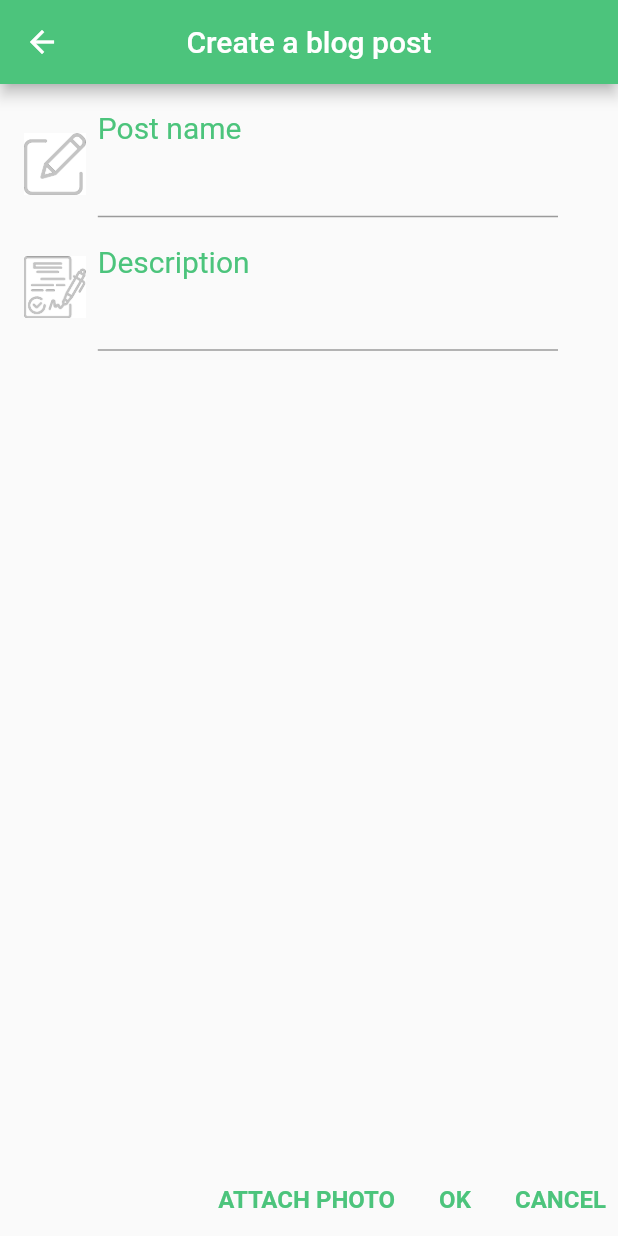
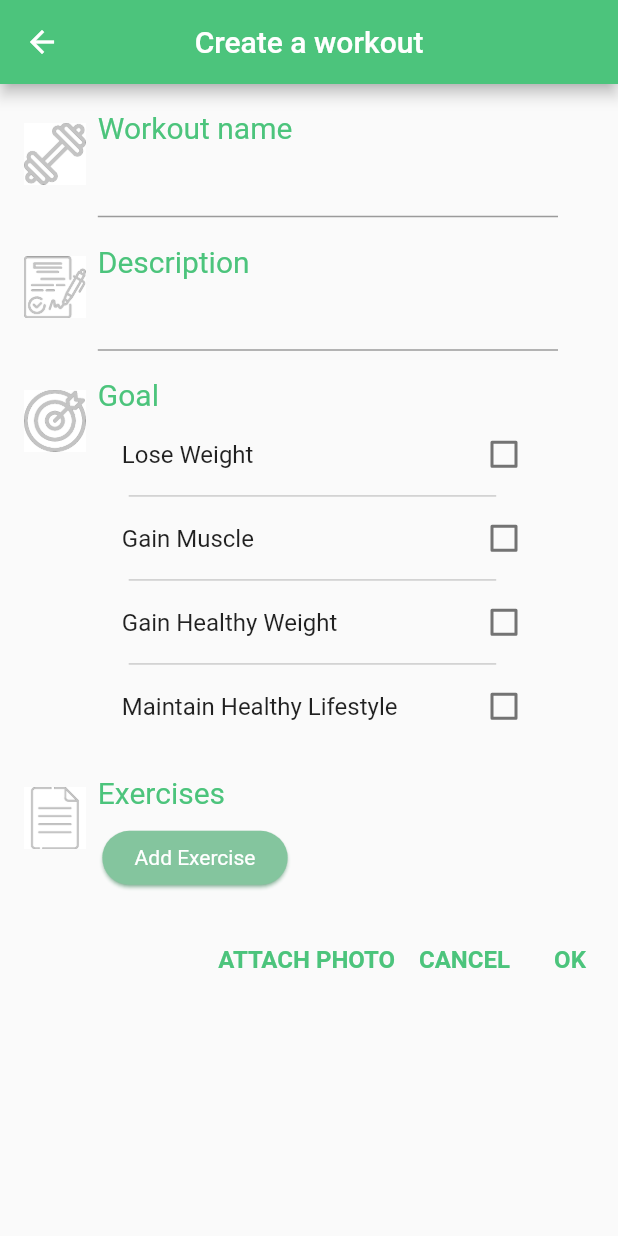
Before and after one commit to Technion236272/2022b-YourFitnessGuide, a Flutter app: the screen it shows after launch, on a phone screen of 412 x 824 dp. Run offline on Flutter 3.47's test engine with Material 2 defaults, Android fonts, the phone set to English and light mode, and no system bars; our stand-ins replace firebase_auth, firebase_core, font_awesome_flutter, google_sign_in, image_picker; missing offline and left inert: flutter_facebook_auth; accounts and stored records are empty.

Commit message:
workout post design almost complete #24

```diff
--- /dev/null
+++ b/lib/Screens/workoutScreen.dart
@@ -0,0 +1,353 @@
+
+import 'package:flutter/cupertino.dart';
+import 'package:flutter/material.dart';
+
+class WorkoutScreen extends StatefulWidget {
+  const WorkoutScreen({Key? key}) : super(key: key);
+
+  @override
+  State<WorkoutScreen> createState() => _WorkoutScreenState();
+}
+
+class _WorkoutScreenState extends State<WorkoutScreen> {
+  final appTheme = const Color(0xff4CC47C);
+  TextEditingController workoutNameController = TextEditingController();
+  TextEditingController DescriptionController = TextEditingController();
+  bool? loseWeight = false;
+  bool? gainMuscle = false;
+  bool? gainWeight = false;
+  bool? maintainHealth = false;
+  final List<TextEditingController> _controllerInput = [];
+  final List<TextField> _textFieldInput = [];
+  Widget _buildWorkoutName(double height) {
+    final iconSize = height * 0.050;
+    return Row(
+      mainAxisAlignment: MainAxisAlignment.start,
+      crossAxisAlignment: CrossAxisAlignment.start,
+      children: [
+        Container(
+            padding: const EdgeInsets.all(8.0),
+            child: Image.asset(
+              'images/icons/workout.png',
+              height: iconSize,
+              width: iconSize,
+            )),
+        Expanded(
+          flex: 1,
+          child: Column(
+            mainAxisAlignment: MainAxisAlignment.start,
+            crossAxisAlignment: CrossAxisAlignment.start,
+            children: <Widget>[
+              Text(
+                "Workout name",
+                style: TextStyle(
+                  color: appTheme,
+                  fontSize: 20,
+                  // fontWeight: FontWeight.bold,
+                ),
+              ),
+              TextField(
+                keyboardType: TextInputType.name,
+                controller: workoutNameController,
+                textAlign: TextAlign.left,
+              )
+            ],
+          ),
+        ),
+      ],
+    );
+  }
+
+  Widget _buildDescription(double height) {
+    final iconSize = height * 0.050;
+    return Row(
+      mainAxisAlignment: MainAxisAlignment.start,
+      crossAxisAlignment: CrossAxisAlignment.start,
+      children: [
+        Container(
+            padding: const EdgeInsets.all(8.0),
+            child: Image.asset(
+              'images/icons/description.png',
+              height: iconSize,
+              width: iconSize,
+            )),
+        Expanded(
+          flex: 8,
+          child: Column(
+            mainAxisAlignment: MainAxisAlignment.start,
+            crossAxisAlignment: CrossAxisAlignment.start,
+            children: <Widget>[
+              Text(
+                "Description",
+                style: TextStyle(
+                  color: appTheme,
+                  fontSize: 20,
+                  //fontWeight: FontWeight.bold,
+                ),
+              ),
+              TextField(
+                minLines: 1,
+                maxLines: 8,
+                keyboardType: TextInputType.multiline,
+                controller: DescriptionController,
+                textAlign: TextAlign.left,
+              )
+            ],
+          ),
+        ),
+      ],
+    );
+  }
+
+  Widget _buildGoal(double height, double width) {
+    final iconSize = height * 0.050;
+    return Row(
+      mainAxisAlignment: MainAxisAlignment.start,
+      crossAxisAlignment: CrossAxisAlignment.start,
+      children: [
+        Container(
+            padding: const EdgeInsets.all(8.0),
+            child: Image.asset(
+              'images/icons/goal.png',
+              height: iconSize,
+              width: iconSize,
+            )),
+        Expanded(
+          flex: 8,
+          child: Column(
+            mainAxisAlignment: MainAxisAlignment.start,
+            crossAxisAlignment: CrossAxisAlignment.start,
+            children: <Widget>[
+              Text(
+                "Goal",
+                style: TextStyle(
+                  color: appTheme,
+                  fontSize: 20,
+                  // fontWeight: FontWeight.bold,
+                ),
+              ),
+              _buildGoalChoices(height, width),
+            ],
+          ),
+        ),
+      ],
+    );
+  }
+
+  Widget _buildGoalChoices(double height, double width) {
+    return Column(
+      crossAxisAlignment: CrossAxisAlignment.start,
+      children: [
+        CheckboxListTile(
+            title: Text('Lose Weight'),
+            value: loseWeight,
+            //groupValue: userGoal,
+            activeColor: appTheme,
+            onChanged: (value) => setState(() {
+                  loseWeight = value;
+                })),
+        Divider(
+          color: Colors.grey,
+          height: 0,
+          thickness: 0.5,
+          indent: width * 0.05,
+          endIndent: width * 0.1,
+        ),
+        CheckboxListTile(
+            title: Text('Gain Muscle'),
+            value: gainMuscle,
+            activeColor: appTheme,
+            onChanged: (value) => setState(() {
+                  gainMuscle = value;
+                })),
+        Divider(
+          color: Colors.grey,
+          height: 0,
+          thickness: 0.5,
+          indent: width * 0.05,
+          endIndent: width * 0.1,
+        ),
+        CheckboxListTile(
+            title: Text('Gain Healthy Weight'),
+            value: gainWeight,
+            activeColor: appTheme,
+            onChanged: (value) => setState(() {
+                  gainWeight = value;
+                })),
+        Divider(
+          color: Colors.grey,
+          height: 0,
+          thickness: 0.5,
+          indent: width * 0.05,
+          endIndent: width * 0.1,
+        ),
+        CheckboxListTile(
+            title: Text('Maintain Healthy Lifestyle'),
+            value: maintainHealth,
+            activeColor: appTheme,
+            onChanged: (value) => setState(() {
+                  maintainHealth = value;
+                })),
+      ],
+    );
+  }
+
+  Widget _buildExercises(double height, double width) {
+    final iconSize = height * 0.050;
+    return Row(
+      mainAxisAlignment: MainAxisAlignment.start,
+      crossAxisAlignment: CrossAxisAlignment.start,
+      children: [
+        Container(
+            padding: const EdgeInsets.all(8.0),
+            child: Image.asset(
+              'images/icons/exercises.png',
+              height: iconSize,
+              width: iconSize,
+            )),
+        Expanded(
+          flex: 1,
+          child: Column(
+            mainAxisAlignment: MainAxisAlignment.end,
+            crossAxisAlignment: CrossAxisAlignment.start,
+            children: <Widget>[
+              Text(
+                "Exercises",
+                style: TextStyle(
+                  color: appTheme,
+                  fontSize: 20,
+                  // fontWeight: FontWeight.bold,
+                ),
+              ),
+              ListView.builder(
+                shrinkWrap: true,
+                itemCount: _controllerInput.length,
+                itemBuilder: (context, index) {
+                  return Container(
+                    width: MediaQuery.of(context).size.width,
+                    child: _textFieldInput.elementAt(index),
+                  );
+                },
+              ),
+              Container(
+                  padding: const EdgeInsets.fromLTRB(3, 8, 40, 10),
+                  child: ElevatedButton(
+                    child: const Text("Add Exercise"),
+                    style: ElevatedButton.styleFrom(
+                        primary: Color(0xff84C59E),
+                        shadowColor: appTheme,
+                        elevation: 1,
+                        shape: new RoundedRectangleBorder(
+                            borderRadius: new BorderRadius.circular(20.0)),
+                        fixedSize: Size(width * 0.3, height * 0.040),
+                        textStyle: TextStyle(
+                          fontSize: 14,
+                          color: Colors.white,
+                        )),
+                    onPressed: () {
+                      _addInputField(context);
+                    },
+                  )),
+            ],
+          ),
+        ),
+      ],
+    );
+  }
+
+  @override
+  Widget build(BuildContext context) {
+    final screenSize = MediaQuery.of(context).size;
+    final height = screenSize.height;
+    final width = screenSize.width;
+    return Scaffold(
+      appBar: AppBar(
+        title: const Text(
+          'Create a workout',
+        ),
+        backgroundColor: appTheme,
+        centerTitle: true,
+      ),
+      body:
+      SingleChildScrollView(
+        child: Column(
+            mainAxisAlignment: MainAxisAlignment.start,
+            crossAxisAlignment: CrossAxisAlignment.start,
+            children: <Widget>[
+              SizedBox(
+                height: height * 0.012,
+              ),
+              Container(
+                padding: const EdgeInsets.fromLTRB(8, 8, 40, 10),
+                child: _buildWorkoutName(height),
+              ),
+              Container(
+                padding: const EdgeInsets.fromLTRB(8, 8, 40, 10),
+                child: _buildDescription(height),
+              ),
+              Container(
+                padding: const EdgeInsets.fromLTRB(8, 8, 40, 10),
+                child: _buildGoal(height, width),
+              ),
+              Container(
+                padding: const EdgeInsets.fromLTRB(8, 8, 40, 10),
+                child: _buildExercises(height, width),
+              ),
+              Container(
+                child: Row(
+                    mainAxisAlignment: MainAxisAlignment.end,
+                    crossAxisAlignment: CrossAxisAlignment.start,
+                    children: [
+                      TextButton(
+                        onPressed: () {},
+                        child: Text('ATTACH PHOTO',
+                            style: TextStyle(
+                              color: appTheme,
+                              fontSize: 16,
+                              fontWeight: FontWeight.bold,
+                            )),
+                      ),
+                      TextButton(
+                        onPressed: () {},
+                        child: Text('CANCEL',
+                            textAlign: TextAlign.right,
+                            style: TextStyle(
+                              color: appTheme,
+                              fontSize: 16,
+                              fontWeight: FontWeight.bold,
+                            )),
+                      ),
+                      TextButton(
+                        onPressed: () {},
+                        child: Text('OK',
+                            textAlign: TextAlign.right,
+                            style: TextStyle(
+                              color: appTheme,
+                              fontSize: 16,
+                              fontWeight: FontWeight.bold,
+                            )),
+                      )
+                    ]),
+              ),
+            ]),
+      ),
+
+      resizeToAvoidBottomInset: true,
+    );
+  }
+
+  _addInputField(context) {
+    final inputController = TextEditingController();
+    final inputField = _generateInputField(inputController);
+    setState(() {
+      _controllerInput.add(inputController);
+      _textFieldInput.add(inputField);
+    });
+  }
+
+  _generateInputField(inputController) {
+    return TextField(
+      controller: inputController,
+    );
+  }
+}
--- a/lib/main.dart
+++ b/lib/main.dart
@@ -45,7 +45,7 @@ class MyApp extends StatelessWidget {
         child: MaterialApp(
           title: 'YourFitnessGuide',
           onGenerateRoute: router.generateRoute,
-          initialRoute: blogPostRoute,
+          initialRoute: workoutPostRoute,
           theme: ThemeData(
             /*colorScheme: ColorScheme.fromSwatch(
               primarySwatch: Colors.grey,
--- a/lib/utils/constants.dart
+++ b/lib/utils/constants.dart
@@ -5,3 +5,4 @@ const String homeRoute = '/home';
 const String blogPostRoute = '/blogpost';
 const String editProfileRoute = '/edit';
 const String profileRoute = '/profile';
+const String workoutPostRoute = '/workoutpost';
--- a/lib/utils/router.dart
+++ b/lib/utils/router.dart
@@ -8,6 +8,7 @@ import 'package:yourfitnessguide/Screens/resetPasswordScreen.dart';
 import 'package:yourfitnessguide/Screens/editProfileScreen.dart';
 import 'package:yourfitnessguide/home.dart';
 import 'package:yourfitnessguide/utils/constants.dart';
+import 'package:yourfitnessguide/Screens/workoutScreen.dart';
 
 Route<dynamic> generateRoute(RouteSettings settings) {
   switch (settings.name) {
@@ -21,6 +22,8 @@ Route<dynamic> generateRoute(RouteSettings settings) {
       return MaterialPageRoute(builder: (context) => HomeScreen());
     case blogPostRoute:
       return MaterialPageRoute(builder: (context) => BlogPostScreen());
+    case workoutPostRoute:
+      return MaterialPageRoute(builder: (context) => WorkoutScreen());
     case editProfileRoute:
       return MaterialPageRoute(builder: (context) => EditProfileScreen());
     case profileRoute:
```
Also changed, not shown: pubspec.lock.
